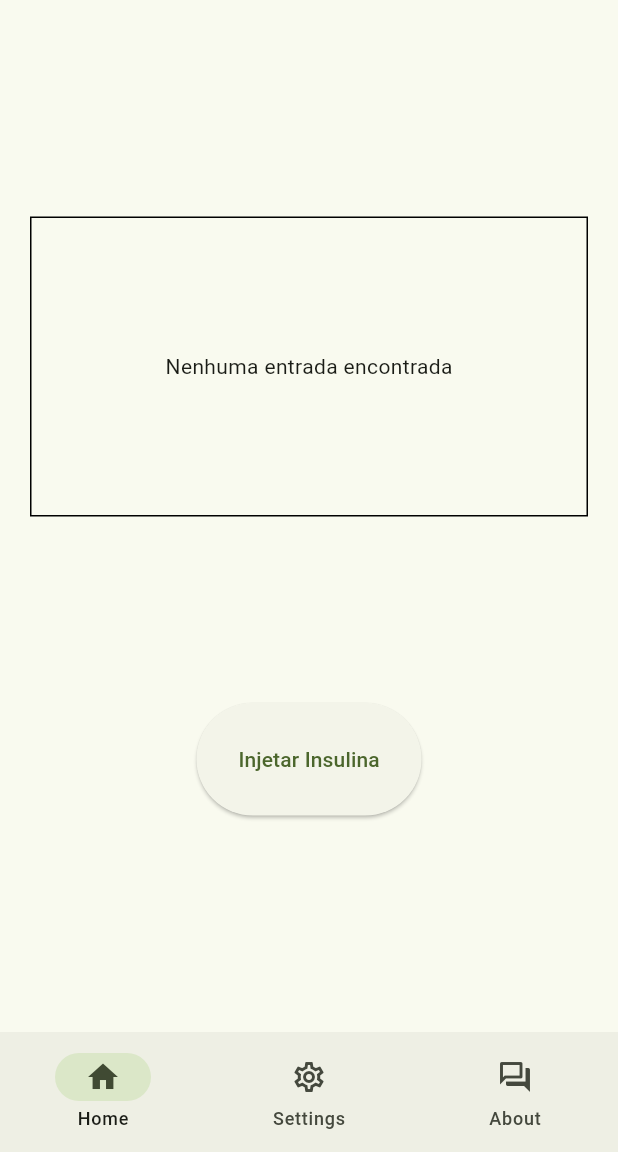
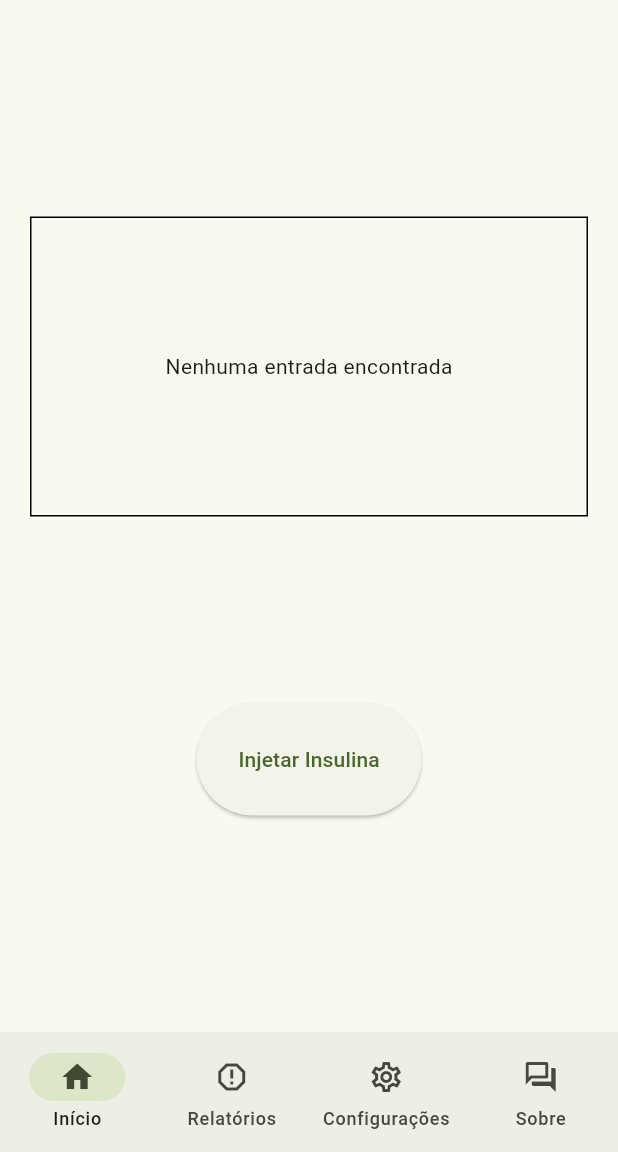
Before and after one commit to Vinicius-Marcondes/controlador-bomba-de-insulina, a Flutter app: the screen it shows after launch, on a phone screen of 412 x 824 dp, the part 84-1236 px from its top. Run offline on Flutter 3.47's test engine with Material 2 defaults, Android fonts, the phone set to English and light mode, and no system bars.

Commit message:
Add new page
Signed-off-by: Vinícius Marcondes Vieira <viniciusmarc_@hotmail.com>

```diff
--- a/lib/view/home.dart
+++ b/lib/view/home.dart
@@ -1,3 +1,4 @@
+import 'package:controlador_bomba_de_insulina/view/Report.dart';
 import 'package:controlador_bomba_de_insulina/view/overview.dart';
 import 'package:controlador_bomba_de_insulina/view/settings.dart';
 import 'package:flutter/material.dart';
@@ -30,20 +31,26 @@ class _MyHomePageState extends State<HomePage> {
           NavigationDestination(
             selectedIcon: Icon(Icons.home),
             icon: Icon(Icons.home_outlined),
-            label: 'Home',
-            tooltip: 'Home',
+            label: 'Início',
+            tooltip: 'Início',
+          ),
+          NavigationDestination(
+            selectedIcon: Icon(Icons.report),
+            icon: Icon(Icons.report_gmailerrorred),
+            label: 'Relatórios',
+            tooltip: 'Relatórios',
           ),
           NavigationDestination(
             selectedIcon: Icon(Icons.settings),
             icon: Icon(Icons.settings_outlined),
-            label: 'Settings',
-            tooltip: 'Settings',
+            label: 'Configurações',
+            tooltip: 'Configurações',
           ),
           NavigationDestination(
               selectedIcon: Icon(Icons.question_answer),
               icon: Icon(Icons.question_answer_outlined),
-              label: 'About',
-              tooltip: 'About'),
+              label: 'Sobre',
+              tooltip: 'Sobre'),
         ],
         selectedIndex: currentIndex,
         onDestinationSelected: (int index) {
@@ -54,6 +61,7 @@ class _MyHomePageState extends State<HomePage> {
       ),
       body: <Widget>[
         const Overview(),
+        const Report(),
         Settings(),
         const About(),
       ][currentIndex],
```
Also changed, not shown: lib/router_b.dart (added, +39 -0 lines).
